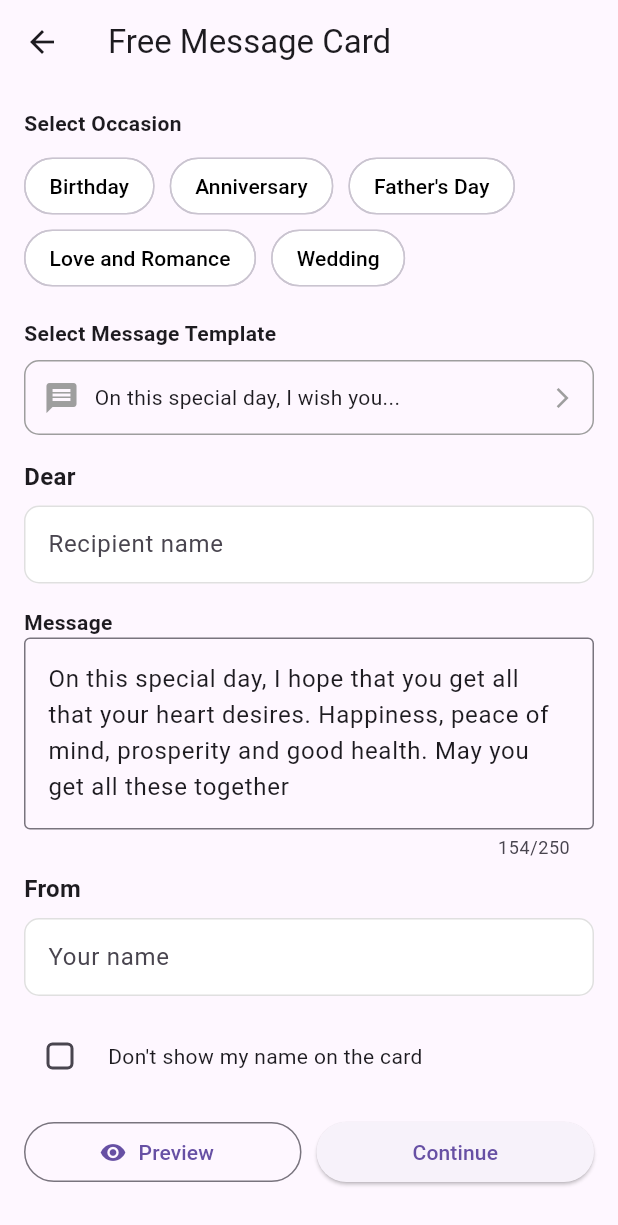
After one commit to Ersanju/joy-a-more-test, a Flutter app: the FreeMessageCardPage screen opened directly, on a phone screen of 412 x 824 dp. The commit adds this screen. Shown: the top 1225 px of the screen. Run offline on Flutter 3.47's test engine with Material 3 defaults, Android fonts, the phone set to English and light mode, and no system bars; our stand-ins replace cloud_firestore, firebase_core, geocoding, geolocator; accounts and stored records are empty.

Commit message:
Add messages in product details page

```diff
--- /dev/null
+++ b/lib/free_message_card_page.dart
@@ -0,0 +1,449 @@
+import 'package:flutter/material.dart';
+
+class FreeMessageCardPage extends StatefulWidget {
+  const FreeMessageCardPage({super.key});
+
+  @override
+  State<FreeMessageCardPage> createState() => _FreeMessageCardPageState();
+}
+
+class _FreeMessageCardPageState extends State<FreeMessageCardPage> {
+  final List<String> occasions = [
+    'Birthday',
+    'Anniversary',
+    'Father\'s Day',
+    'Love and Romance',
+    'Wedding',
+  ];
+
+  String? selectedOccasion;
+  String selectedTemplate = 'On this special day, I wish you...';
+
+  final TextEditingController toController = TextEditingController();
+  final TextEditingController fromController = TextEditingController();
+  final TextEditingController messageController = TextEditingController(
+    text:
+        "On this special day, I hope that you get all that your heart desires. Happiness, peace of mind, prosperity and good health. May you get all these together",
+  );
+
+  bool hideSenderName = false;
+
+  final Map<String, List<String>> templatesByOccasion = {
+    "Birthday": [
+      "Wishing you a day full of love and cake!",
+      "Happy Birthday! Stay blessed.",
+      "Hope your birthday is as amazing as you are!",
+    ],
+    "Anniversary": [
+      "Wishing you love and laughter for years to come.",
+      "Happy Anniversary! You both are goals.",
+      "Celebrating your beautiful journey together!",
+    ],
+    "Father's Day": [
+      "Happy Father’s Day to the best dad ever!",
+      "Thank you for always being my hero.",
+      "Dad, your love means the world to me!",
+    ],
+    "Love and Romance": [
+      "You complete my heart.",
+      "Every moment with you is magical.",
+      "I love you more with every heartbeat.",
+    ],
+    "Wedding": [
+      "Wishing you a lifetime of love and happiness!",
+      "Congratulations on your beautiful journey together.",
+      "May your love grow stronger with each passing year.",
+    ],
+  };
+
+  void _showTemplateBottomSheet() {
+    if (selectedOccasion == null) {
+      ScaffoldMessenger.of(context).showSnackBar(
+        const SnackBar(content: Text("Please select an occasion first")),
+      );
+      return;
+    }
+
+    final templates = templatesByOccasion[selectedOccasion] ?? [];
+
+    showModalBottomSheet(
+      context: context,
+      shape: const RoundedRectangleBorder(
+        borderRadius: BorderRadius.vertical(top: Radius.circular(20)),
+      ),
+      builder:
+          (context) => Padding(
+            padding: const EdgeInsets.all(16),
+            child: SingleChildScrollView(
+              child: Column(
+                mainAxisSize: MainAxisSize.min,
+                crossAxisAlignment: CrossAxisAlignment.start,
+                children: [
+                  const Center(
+                    child: Icon(Icons.remove, size: 30, color: Colors.grey),
+                  ),
+                  const SizedBox(height: 10),
+                  Text(
+                    "Templates for $selectedOccasion",
+                    style: const TextStyle(
+                      fontWeight: FontWeight.bold,
+                      fontSize: 18,
+                      decoration: TextDecoration.underline,
+                    ),
+                  ),
+                  const SizedBox(height: 16),
+                  ...templates.map(
+                    (msg) => GestureDetector(
+                      onTap: () {
+                        Navigator.pop(context);
+                        setState(() {
+                          selectedTemplate = msg;
+                          messageController.text = msg;
+                        });
+                      },
+                      child: Container(
+                        margin: const EdgeInsets.only(bottom: 12),
+                        padding: const EdgeInsets.all(14),
+                        decoration: BoxDecoration(
+                          color: Colors.grey.shade100,
+                          borderRadius: BorderRadius.circular(12),
+                          border: Border.all(color: Colors.grey.shade300),
+                          boxShadow: [
+                            BoxShadow(
+                              color: Colors.black12,
+                              blurRadius: 4,
+                              offset: Offset(0, 2),
+                            ),
+                          ],
+                        ),
+                        child: Text(msg, style: const TextStyle(fontSize: 15)),
+                      ),
+                    ),
+                  ),
+                ],
+              ),
+            ),
+          ),
+    );
+  }
+
+  void showReviewCardPreview({
+    required BuildContext context,
+    required String to,
+    required String message,
+    required String from,
+  }) {
+    showModalBottomSheet(
+      context: context,
+      isScrollControlled: true,
+      shape: const RoundedRectangleBorder(
+        borderRadius: BorderRadius.vertical(top: Radius.circular(20)),
+      ),
+      builder: (context) {
+        return Padding(
+          padding: MediaQuery.of(context).viewInsets,
+          child: Container(
+            padding: const EdgeInsets.all(20),
+            constraints: BoxConstraints(
+              maxHeight: MediaQuery.of(context).size.height * 0.9,
+            ),
+            child: Column(
+              mainAxisSize: MainAxisSize.min,
+              children: [
+                const Text(
+                  "Preview",
+                  style: TextStyle(fontWeight: FontWeight.bold, fontSize: 18),
+                ),
+                const SizedBox(height: 20),
+                Container(
+                  height: 350, // You can increase height if needed
+                  decoration: BoxDecoration(
+                    color: Colors.grey.shade200,
+                    borderRadius: BorderRadius.circular(12),
+                    boxShadow: [
+                      BoxShadow(
+                        color: Colors.black12,
+                        blurRadius: 6,
+                        offset: Offset(0, 3),
+                      ),
+                    ],
+                  ),
+                  child: Row(
+                    children: [
+                      // Left blank side
+                      Expanded(
+                        child: Container(color: Colors.grey.shade300),
+                      ),
+                      // Right side with content
+                      Expanded(
+                        child: Container(
+                          padding: const EdgeInsets.all(16),
+                          color: Colors.white,
+                          child: Column(
+                            crossAxisAlignment: CrossAxisAlignment.start,
+                            children: [
+                              Text(
+                                to,
+                                style: const TextStyle(
+                                  fontSize: 16,
+                                  fontWeight: FontWeight.bold,
+                                  fontFamily: 'Cursive',
+                                ),
+                              ),
+                              const SizedBox(height: 12),
+                              Flexible(
+                                child: SingleChildScrollView(
+                                  physics: const NeverScrollableScrollPhysics(),
+                                  child: Text(
+                                    message,
+                                    style: const TextStyle(
+                                      fontSize: 15,
+                                      fontFamily: 'Cursive',
+                                    ),
+                                  ),
+                                ),
+                              ),
+                              const SizedBox(height: 12),
+                              Align(
+                                alignment: Alignment.bottomRight,
+                                child: Text(
+                                  from,
+                                  style: const TextStyle(
+                                    fontSize: 14,
+                                    fontStyle: FontStyle.italic,
+                                    fontFamily: 'Cursive',
+                                  ),
+                                ),
+                              ),
+                            ],
+                          ),
+                        ),
+                      ),
+                    ],
+                  ),
+                ),
+              ],
+            ),
+          ),
+        );
+      },
+    );
+  }
+
+
+
+  @override
+  Widget build(BuildContext context) {
+    return Scaffold(
+      appBar: AppBar(title: const Text("Free Message Card")),
+      body: SingleChildScrollView(
+        padding: const EdgeInsets.all(16),
+        child: Column(
+          crossAxisAlignment: CrossAxisAlignment.start,
+          children: [
+            const Text(
+              "Select Occasion",
+              style: TextStyle(fontWeight: FontWeight.bold),
+            ),
+            const SizedBox(height: 8),
+            Wrap(
+              spacing: 10,
+              children:
+                  occasions.map((occasion) {
+                    final bool selected = selectedOccasion == occasion;
+                    return ChoiceChip(
+                      label: Text(occasion),
+                      selected: selected,
+                      onSelected:
+                          (_) => setState(() => selectedOccasion = occasion),
+                      showCheckmark: false,
+                      selectedColor: Colors.green[100],
+                      shape: RoundedRectangleBorder(
+                        borderRadius: BorderRadius.circular(30),
+                      ),
+                      backgroundColor: Colors.white,
+                      labelStyle: TextStyle(
+                        color: selected ? Colors.green[800] : Colors.black,
+                        fontWeight: FontWeight.w500,
+                      ),
+                    );
+                  }).toList(),
+            ),
+            const SizedBox(height: 16),
+
+            const Text(
+              "Select Message Template",
+              style: TextStyle(fontWeight: FontWeight.bold),
+            ),
+            const SizedBox(height: 8),
+            GestureDetector(
+              onTap: _showTemplateBottomSheet,
+              child: Container(
+                padding: const EdgeInsets.all(12),
+                decoration: BoxDecoration(
+                  border: Border.all(color: Colors.grey),
+                  borderRadius: BorderRadius.circular(10),
+                ),
+                child: Row(
+                  children: [
+                    const Icon(Icons.message, color: Colors.grey),
+                    const SizedBox(width: 10),
+                    Expanded(child: Text(selectedTemplate)),
+                    const Icon(
+                      Icons.arrow_forward_ios,
+                      size: 16,
+                      color: Colors.grey,
+                    ),
+                  ],
+                ),
+              ),
+            ),
+            const SizedBox(height: 16),
+
+            const Text(
+              "Dear",
+              style: TextStyle(fontWeight: FontWeight.bold, fontSize: 16),
+            ),
+            const SizedBox(height: 8),
+            TextField(
+              controller: toController,
+              decoration: InputDecoration(
+                hintText: "Recipient name",
+                contentPadding: const EdgeInsets.symmetric(
+                  horizontal: 12,
+                  vertical: 14,
+                ),
+                border: OutlineInputBorder(
+                  borderRadius: BorderRadius.circular(10),
+                ),
+                enabledBorder: OutlineInputBorder(
+                  borderRadius: BorderRadius.circular(10),
+                  borderSide: BorderSide(color: Colors.grey.shade300),
+                ),
+                focusedBorder: OutlineInputBorder(
+                  borderRadius: BorderRadius.circular(10),
+                  borderSide: BorderSide(
+                    color: Colors.green.shade600,
+                    width: 1.5,
+                  ),
+                ),
+                fillColor: Colors.white, // Set background to white
+                filled: true,
+              ),
+            ),
+            const SizedBox(height: 16),
+
+            const Text(
+              "Message",
+              style: TextStyle(fontWeight: FontWeight.bold),
+            ),
+            TextField(
+              controller: messageController,
+              maxLength: 250,
+              maxLines: 4,
+              decoration: const InputDecoration(border: OutlineInputBorder()),
+            ),
+            const SizedBox(height: 8),
+
+            const Text(
+              "From",
+              style: TextStyle(fontWeight: FontWeight.bold, fontSize: 16),
+            ),
+            const SizedBox(height: 8),
+            TextField(
+              controller: fromController,
+              decoration: InputDecoration(
+                hintText: "Your name",
+                contentPadding: const EdgeInsets.symmetric(
+                  horizontal: 12,
+                  vertical: 14,
+                ),
+                border: OutlineInputBorder(
+                  borderRadius: BorderRadius.circular(10),
+                ),
+                enabledBorder: OutlineInputBorder(
+                  borderRadius: BorderRadius.circular(10),
+                  borderSide: BorderSide(color: Colors.grey.shade300),
+                ),
+                focusedBorder: OutlineInputBorder(
+                  borderRadius: BorderRadius.circular(10),
+                  borderSide: BorderSide(
+                    color: Colors.green.shade600,
+                    width: 1.5,
+                  ),
+                ),
+                fillColor: Colors.white, // White background
+                filled: true,
+              ),
+            ),
+            const SizedBox(height: 16),
+
+            Row(
+              children: [
+                Checkbox(
+                  value: hideSenderName,
+                  onChanged:
+                      (val) => setState(() => hideSenderName = val ?? false),
+                  activeColor: Colors.green,
+                  shape: RoundedRectangleBorder(
+                    borderRadius: BorderRadius.circular(4),
+                  ),
+                ),
+                const SizedBox(width: 8),
+                const Expanded(
+                  child: Text(
+                    "Don't show my name on the card",
+                    style: TextStyle(fontSize: 14),
+                  ),
+                ),
+              ],
+            ),
+            const SizedBox(height: 16),
+            Row(
+              children: [
+                Expanded(
+                  child: OutlinedButton.icon(
+                    onPressed: () {
+                      if (toController.text.trim().isEmpty || messageController.text.trim().isEmpty) {
+                        ScaffoldMessenger.of(context).showSnackBar(
+                          const SnackBar(content: Text("Please fill both 'Dear' and 'Message' fields to preview.")),
+                        );
+                        return;
+                      }
+
+                      showReviewCardPreview(
+                        context: context,
+                        to: toController.text.trim(),
+                        message: messageController.text.trim(),
+                        from: hideSenderName ? "" : fromController.text.trim(),
+                      );
+                    },
+                    icon: const Icon(Icons.remove_red_eye),
+                    label: const Text("Preview"),
+                  ),
+                ),
+
+                const SizedBox(width: 10),
+                Expanded(
+                  child: ElevatedButton(
+                    onPressed: () {
+                      // Handle continue or submit
+                      Navigator.pop(context, {
+                        "occasion": selectedOccasion,
+                        "to": toController.text,
+                        "message": messageController.text,
+                        "from": fromController.text,
+                        "hideSenderName": hideSenderName,
+                      });
+                    },
+                    child: const Text("Continue"),
+                  ),
+                ),
+              ],
+            ),
+          ],
+        ),
+      ),
+    );
+  }
+}
```
Also changed, not shown: lib/product_detail_page.dart (+113 -11 lines).
